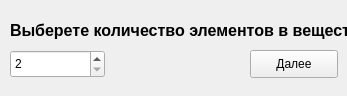
Old version of the form FormulaByPercents.ui in the repository GlushkoIlya/Chemical-calculator.
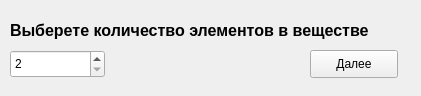
New version of the form.

The edit to the form file:
```diff
--- a/FormulaByPercents.ui
+++ b/FormulaByPercents.ui
@@ -6,7 +6,7 @@
    <rect>
     <x>0</x>
     <y>0</y>
-    <width>347</width>
+    <width>421</width>
     <height>96</height>
    </rect>
   </property>
@@ -34,8 +34,8 @@
     <rect>
      <x>10</x>
      <y>20</y>
-     <width>351</width>
-     <height>21</height>
+     <width>400</width>
+     <height>20</height>
     </rect>
    </property>
    <property name="font">
@@ -52,7 +52,7 @@
   <widget class="QPushButton" name="pushButton">
    <property name="geometry">
     <rect>
-     <x>250</x>
+     <x>310</x>
      <y>50</y>
      <width>88</width>
      <height>28</height>
```
